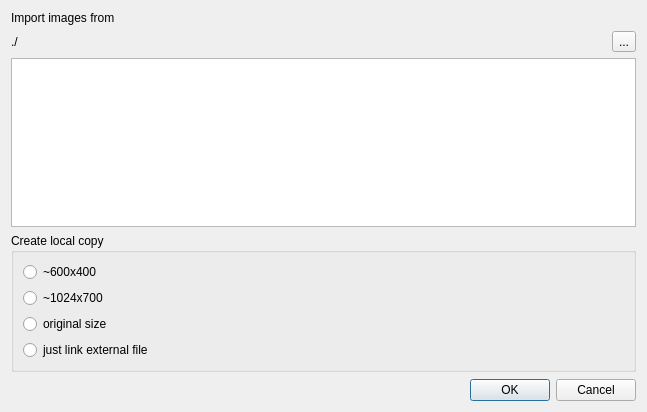
Nikoli/qlandkartegt, file src/IDlgImportImages.ui: the form before one commit.
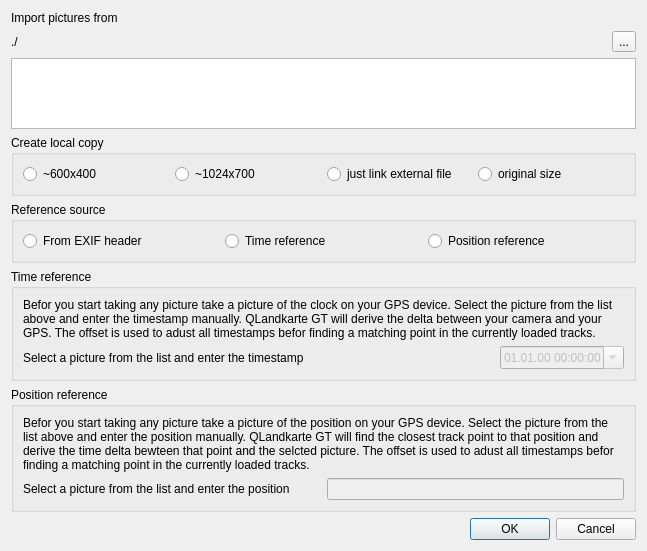
The form after the commit. Icons and pictures are not drawn.

Patch:
```diff
--- a/src/IDlgImportImages.ui
+++ b/src/IDlgImportImages.ui
@@ -7,17 +7,17 @@
     <x>0</x>
     <y>0</y>
     <width>647</width>
-    <height>412</height>
+    <height>551</height>
    </rect>
   </property>
   <property name="windowTitle">
    <string>Dialog</string>
   </property>
-  <layout class="QVBoxLayout" name="verticalLayout_2">
+  <layout class="QVBoxLayout" name="verticalLayout_3">
    <item>
     <widget class="QLabel" name="label">
      <property name="text">
-      <string>Import images from</string>
+      <string>Import pictures from</string>
      </property>
     </widget>
    </item>
@@ -51,7 +51,7 @@
      <property name="title">
       <string>Create local copy</string>
      </property>
-     <layout class="QVBoxLayout" name="verticalLayout">
+     <layout class="QHBoxLayout" name="horizontalLayout_3">
       <item>
        <widget class="QRadioButton" name="radioCopySmall">
         <property name="text">
@@ -66,19 +66,144 @@
         </property>
        </widget>
       </item>
-      <item>
-       <widget class="QRadioButton" name="radioCopyOriginal">
-        <property name="text">
-         <string>original size</string>
-        </property>
-       </widget>
-      </item>
       <item>
        <widget class="QRadioButton" name="radioCopyLink">
         <property name="text">
          <string>just link external file</string>
         </property>
        </widget>
+      </item>
+      <item>
+       <widget class="QRadioButton" name="radioCopyOriginal">
+        <property name="text">
+         <string>original size</string>
+        </property>
+       </widget>
+      </item>
+     </layout>
+    </widget>
+   </item>
+   <item>
+    <widget class="QGroupBox" name="groupBox_2">
+     <property name="title">
+      <string>Reference source</string>
+     </property>
+     <layout class="QHBoxLayout" name="horizontalLayout_2">
+      <item>
+       <widget class="QRadioButton" name="radioRefExif">
+        <property name="text">
+         <string>From EXIF header</string>
+        </property>
+       </widget>
+      </item>
+      <item>
+       <widget class="QRadioButton" name="radioRefTime">
+        <property name="text">
+         <string>Time reference</string>
+        </property>
+       </widget>
+      </item>
+      <item>
+       <widget class="QRadioButton" name="radioRefPosition">
+        <property name="text">
+         <string>Position reference</string>
+        </property>
+       </widget>
+      </item>
+     </layout>
+    </widget>
+   </item>
+   <item>
+    <widget class="QGroupBox" name="groupRefTime">
+     <property name="title">
+      <string>Time reference</string>
+     </property>
+     <layout class="QVBoxLayout" name="verticalLayout">
+      <item>
+       <widget class="QLabel" name="label_2">
+        <property name="text">
+         <string>Befor you start taking any picture take a picture of the clock on your GPS device. Select the picture from the list above and enter the timestamp manually. QLandkarte GT will derive the delta between your camera and your GPS. The offset is used to adust all timestamps befor finding a matching point in the currently loaded tracks.</string>
+        </property>
+        <property name="wordWrap">
+         <bool>true</bool>
+        </property>
+       </widget>
+      </item>
+      <item>
+       <layout class="QHBoxLayout" name="horizontalLayout_4">
+        <item>
+         <widget class="QLabel" name="labelRefTimeFile">
+          <property name="sizePolicy">
+           <sizepolicy hsizetype="MinimumExpanding" vsizetype="Preferred">
+            <horstretch>0</horstretch>
+            <verstretch>0</verstretch>
+           </sizepolicy>
+          </property>
+          <property name="text">
+           <string>Select a picture from the list and enter the timestamp</string>
+          </property>
+         </widget>
+        </item>
+        <item>
+         <widget class="QDateTimeEdit" name="dateTimeEdit">
+          <property name="enabled">
+           <bool>false</bool>
+          </property>
+          <property name="displayFormat">
+           <string>dd.MM.yy HH:mm:ss</string>
+          </property>
+          <property name="calendarPopup">
+           <bool>true</bool>
+          </property>
+         </widget>
+        </item>
+       </layout>
+      </item>
+     </layout>
+    </widget>
+   </item>
+   <item>
+    <widget class="QGroupBox" name="groupRefPosition">
+     <property name="title">
+      <string>Position reference</string>
+     </property>
+     <layout class="QVBoxLayout" name="verticalLayout_2">
+      <item>
+       <widget class="QLabel" name="label_3">
+        <property name="text">
+         <string>Befor you start taking any picture take a picture of the position on your GPS device. Select the picture from the list above and enter the position manually. QLandkarte GT will find the closest track point to that position and derive the time delta bewteen that point and the selcted picture. The offset is used to adust all timestamps befor finding a matching point in the currently loaded tracks.</string>
+        </property>
+        <property name="wordWrap">
+         <bool>true</bool>
+        </property>
+       </widget>
+      </item>
+      <item>
+       <layout class="QHBoxLayout" name="horizontalLayout_5">
+        <item>
+         <widget class="QLabel" name="labelRefPositionFile">
+          <property name="sizePolicy">
+           <sizepolicy hsizetype="MinimumExpanding" vsizetype="Preferred">
+            <horstretch>0</horstretch>
+            <verstretch>0</verstretch>
+           </sizepolicy>
+          </property>
+          <property name="text">
+           <string>Select a picture from the list and enter the position</string>
+          </property>
+         </widget>
+        </item>
+        <item>
+         <widget class="QLineEdit" name="linePosition">
+          <property name="enabled">
+           <bool>false</bool>
+          </property>
+          <property name="toolTip">
+           <string>The position has to be in WGS84 datum. The position format is: N|Sdd mm.mmm E|Wddd mm.mmm</string>
+          </property>
+         </widget>
+        </item>
+       </layout>
       </item>
      </layout>
     </widget>
```
Left out of the diff: 2 changed lines with no effect on the pictures.
